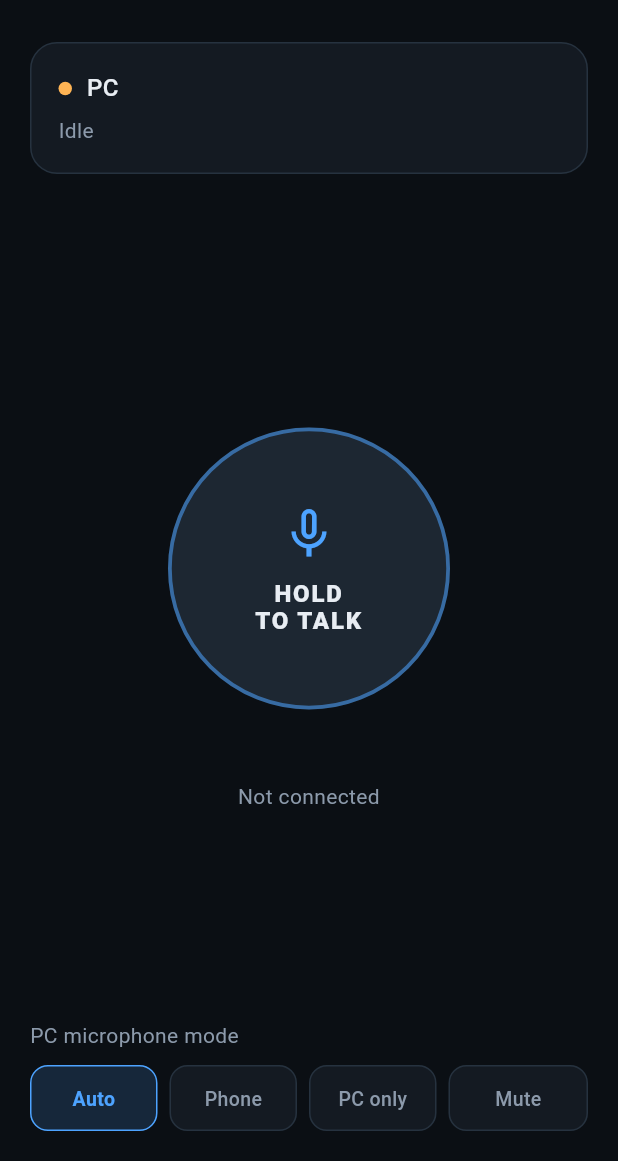
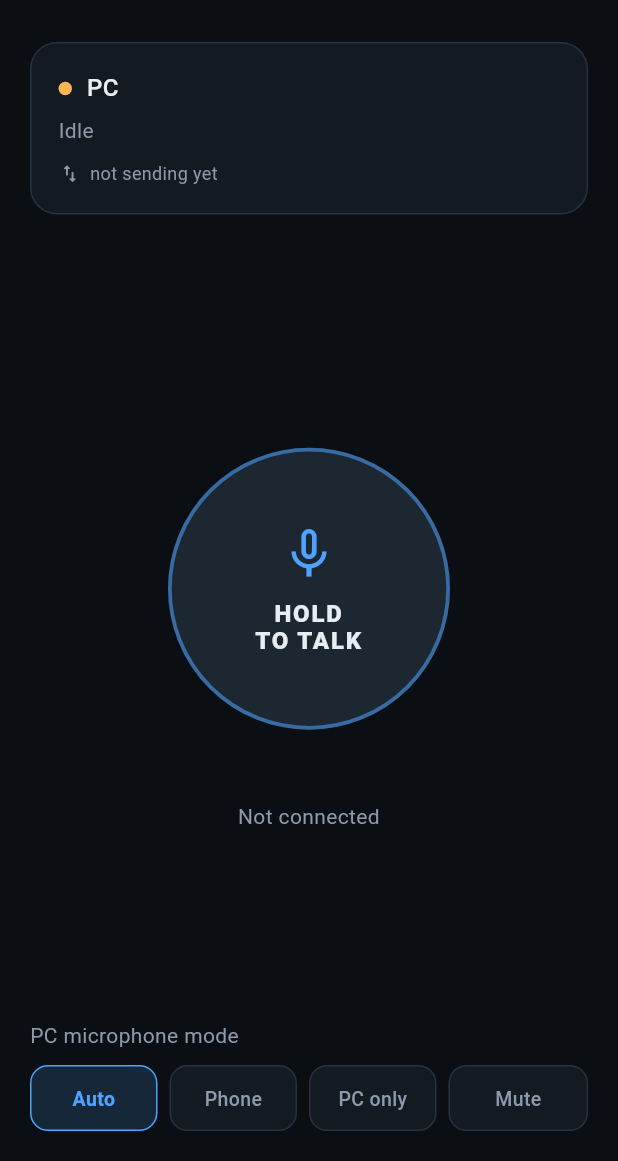
Before and after one commit to brijesh4918/smartmic-windows, a Flutter app: the HomeScreen screen opened directly with empty values, on a phone screen of 412 x 824 dp, the part 75-1236 px from its top. Run offline on Flutter 3.47's test engine with Material 3 defaults, Android fonts, the phone set to English and light mode, and no system bars; our stand-ins replace permission_handler; missing offline and left inert: dart:ffi.

Commit message:
Show on the phone whether it is actually transmitting
'Pairing...' forever looks identical whether the phone is sending packets that
die en route, or never managing to send at all. Those have completely different
causes and the app showed neither.

sm_phone_net_stats() exposes packets sent, sends refused by the OS, and packets
received, and the pairing screen shows a one-line reading of them while
unpaired:

  sent > 0, refused == 0, received == 0  the phone transmits; packets are lost
                                         between here and the PC
  refused > 0                            the OS is rejecting the send, which
                                         means routing, VPN or local-network
                                         permission on the phone
  sent == 0                              it never got as far as transmitting

That distinction decides whether the transport needs replacing or the phone
needs fixing, and it is not worth building a relay server to find out.

Co-Authored-By: Claude Opus 5 <noreply@anthropic.com>

```diff
--- a/apps/mobile/lib/native/smartmic_ffi.dart
+++ b/apps/mobile/lib/native/smartmic_ffi.dart
@@ -34,10 +34,32 @@ typedef _StrPtrDart = Pointer<Utf8> Function(Pointer<Void>);
 typedef _SetModeNative = Void Function(Pointer<Void>, Int32);
 typedef _SetModeDart = void Function(Pointer<Void>, int);
 
+typedef _NetStatsNative = Void Function(
+    Pointer<Void>, Pointer<Uint64>, Pointer<Uint64>, Pointer<Uint64>);
+typedef _NetStatsDart = void Function(
+    Pointer<Void>, Pointer<Uint64>, Pointer<Uint64>, Pointer<Uint64>);
+
 typedef _ParseUriNative = Int32 Function(Pointer<Utf8>, Pointer<Utf8>, Int32, Pointer<Uint16>,
     Pointer<Utf8>, Int32, Pointer<Utf8>, Int32, Pointer<Utf8>, Int32);
 typedef _ParseUriDart = int Function(Pointer<Utf8>, Pointer<Utf8>, int, Pointer<Uint16>,
     Pointer<Utf8>, int, Pointer<Utf8>, int, Pointer<Utf8>, int);
+
+class NetStats {
+  const NetStats(this.sent, this.sendFailures, this.received);
+  final int sent;
+  final int sendFailures;
+  final int received;
+
+  /// What to tell the user, in one line, when pairing is not completing.
+  String get diagnosis {
+    if (sent == 0) return 'not sending yet';
+    if (sendFailures > 0) {
+      return '$sendFailures sends refused by the phone - check VPN / local network permission';
+    }
+    if (received == 0) return 'sent $sent, nothing back - the PC is not receiving';
+    return 'sent $sent, received $received';
+  }
+}
 
 class PairingUri {
   PairingUri(this.host, this.port, this.sessionId, this.code, this.fingerprint);
@@ -66,6 +88,7 @@ class SmartMicNative {
     _lastError = _lib.lookupFunction<_StrPtrNative, _StrPtrDart>('sm_phone_last_error');
     _pcStatus = _lib.lookupFunction<_StrPtrNative, _StrPtrDart>('sm_phone_pc_status');
     _parseUri = _lib.lookupFunction<_ParseUriNative, _ParseUriDart>('sm_phone_parse_uri');
+    _netStats = _lib.lookupFunction<_NetStatsNative, _NetStatsDart>('sm_phone_net_stats');
   }
 
   static SmartMicNative? _instance;
@@ -98,6 +121,7 @@ class SmartMicNative {
   late final _StrPtrDart _lastError;
   late final _StrPtrDart _pcStatus;
   late final _ParseUriDart _parseUri;
+  late final _NetStatsDart _netStats;
 
   Pointer<Void> create({
     required String host,
@@ -134,6 +158,23 @@ class SmartMicNative {
   String lastError(Pointer<Void> p) => _lastError(p).toDartString();
   String pcStatus(Pointer<Void> p) => _pcStatus(p).toDartString();
 
+  /// Packets out, refused sends, packets in. The only numbers that separate
+  /// "this phone is not transmitting" from "the packets are being dropped
+  /// somewhere between here and the PC".
+  NetStats netStats(Pointer<Void> p) {
+    final sent = calloc<Uint64>();
+    final failed = calloc<Uint64>();
+    final received = calloc<Uint64>();
+    try {
+      _netStats(p, sent, failed, received);
+      return NetStats(sent.value, failed.value, received.value);
+    } finally {
+      calloc.free(sent);
+      calloc.free(failed);
+      calloc.free(received);
+    }
+  }
+
   /// Parses a scanned or pasted `smartmic://pair?...` link.
   PairingUri? parseUri(String uri) {
     final u = uri.toNativeUtf8();
--- a/apps/mobile/lib/screens/home_screen.dart
+++ b/apps/mobile/lib/screens/home_screen.dart
@@ -127,6 +127,22 @@ class _PcCard extends StatelessWidget {
               ],
             ),
           ],
+          // While pairing has not completed, show whether this phone is even
+          // managing to transmit. Without it, "Pairing..." forever is
+          // indistinguishable from a dead network.
+          if (!connected) ...[
+            const SizedBox(height: 10),
+            Row(
+              children: [
+                const Icon(Icons.swap_vert_rounded, size: 15, color: SmartMicTheme.textDim),
+                const SizedBox(width: 6),
+                Expanded(
+                  child: Text(engine.net.diagnosis,
+                      style: const TextStyle(color: SmartMicTheme.textDim, fontSize: 12)),
+                ),
+              ],
+            ),
+          ],
           if (engine.error.isNotEmpty) ...[
             const SizedBox(height: 12),
             Text(engine.error,
--- a/apps/mobile/lib/state/engine.dart
+++ b/apps/mobile/lib/state/engine.dart
@@ -26,6 +26,7 @@ class SmartMicEngine extends ChangeNotifier with WidgetsBindingObserver {
   String error = '';
   String pcName = '';
   int mode = 0;
+  NetStats net = const NetStats(0, 0, 0);
 
   bool get connected => conn == ConnState.authenticated;
   bool get isLive => ptt == PttState.live;
@@ -88,6 +89,7 @@ class SmartMicEngine extends ChangeNotifier with WidgetsBindingObserver {
     if (h == null || h == nullptr) return;
     final n = SmartMicNative.instance;
 
+    net = n.netStats(h);
     final newConn = n.connState(h);
     final newPtt = n.pttState(h);
     final newLevel = n.micLevel(h);
@@ -113,6 +115,7 @@ class SmartMicEngine extends ChangeNotifier with WidgetsBindingObserver {
     final changed = newConn != conn ||
         newPtt != ptt ||
         newRtt != rttMs ||
+        conn != ConnState.authenticated ||
         (newLevel - micLevel).abs() > 0.01;
 
     conn = newConn;
```
Also changed, not shown: 4 other files.
